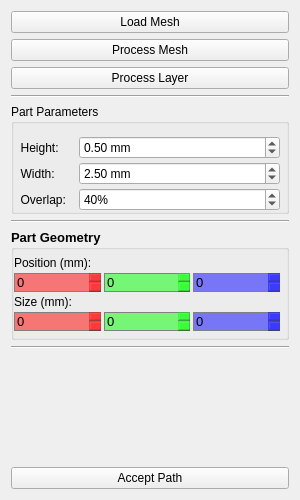
openlmd/proper, file proper_planning/resources/part.ui: the form before one commit.
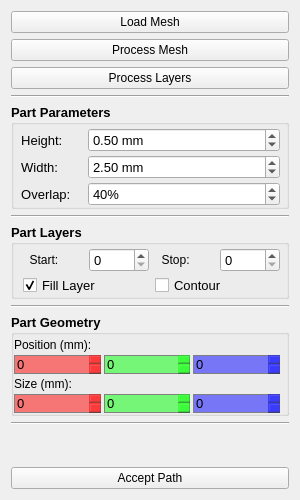
The form after the commit.

```diff
--- a/proper_planning/resources/part.ui
+++ b/proper_planning/resources/part.ui
@@ -10,12 +10,185 @@
     <height>500</height>
    </rect>
   </property>
+  <property name="font">
+   <font>
+    <weight>75</weight>
+    <bold>true</bold>
+   </font>
+  </property>
   <property name="windowTitle">
    <string>Form</string>
   </property>
   <layout class="QGridLayout" name="gridLayout">
+   <item row="7" column="0">
+    <widget class="Line" name="line_4">
+     <property name="orientation">
+      <enum>Qt::Horizontal</enum>
+     </property>
+    </widget>
+   </item>
+   <item row="12" column="0">
+    <widget class="Line" name="line_2">
+     <property name="orientation">
+      <enum>Qt::Horizontal</enum>
+     </property>
+    </widget>
+   </item>
+   <item row="2" column="0">
+    <widget class="QPushButton" name="btnLayers">
+     <property name="font">
+      <font>
+       <weight>50</weight>
+       <bold>false</bold>
+      </font>
+     </property>
+     <property name="text">
+      <string>Process Layers</string>
+     </property>
+    </widget>
+   </item>
+   <item row="8" column="0">
+    <widget class="QGroupBox" name="grpLayers">
+     <property name="font">
+      <font>
+       <pointsize>10</pointsize>
+       <weight>75</weight>
+       <bold>true</bold>
+      </font>
+     </property>
+     <property name="title">
+      <string>Part Layers</string>
+     </property>
+     <property name="checkable">
+      <bool>false</bool>
+     </property>
+     <layout class="QGridLayout" name="gridLayout_2">
+      <property name="topMargin">
+       <number>3</number>
+      </property>
+      <property name="rightMargin">
+       <number>6</number>
+      </property>
+      <property name="bottomMargin">
+       <number>0</number>
+      </property>
+      <property name="horizontalSpacing">
+       <number>6</number>
+      </property>
+      <property name="verticalSpacing">
+       <number>3</number>
+      </property>
+      <item row="0" column="2">
+       <widget class="QLabel" name="lblStop">
+        <property name="font">
+         <font>
+          <pointsize>9</pointsize>
+          <weight>50</weight>
+          <bold>false</bold>
+         </font>
+        </property>
+        <property name="text">
+         <string>  Stop:   </string>
+        </property>
+       </widget>
+      </item>
+      <item row="0" column="0">
+       <widget class="QLabel" name="lblStart">
+        <property name="font">
+         <font>
+          <pointsize>9</pointsize>
+          <weight>50</weight>
+          <bold>false</bold>
+         </font>
+        </property>
+        <property name="text">
+         <string>  Start:   </string>
+        </property>
+       </widget>
+      </item>
+      <item row="0" column="1">
+       <widget class="QDoubleSpinBox" name="sbStart">
+        <property name="font">
+         <font>
+          <weight>50</weight>
+          <bold>false</bold>
+         </font>
+        </property>
+        <property name="decimals">
+         <number>0</number>
+        </property>
+        <property name="maximum">
+         <double>1000.000000000000000</double>
+        </property>
+       </widget>
+      </item>
+      <item row="0" column="3">
+       <widget class="QDoubleSpinBox" name="sbStop">
+        <property name="font">
+         <font>
+          <weight>50</weight>
+          <bold>false</bold>
+         </font>
+        </property>
+        <property name="decimals">
+         <number>0</number>
+        </property>
+        <property name="maximum">
+         <double>1000.000000000000000</double>
+        </property>
+       </widget>
+      </item>
+      <item row="1" column="0" colspan="2">
+       <widget class="QCheckBox" name="chbFill">
+        <property name="font">
+         <font>
+          <weight>50</weight>
+          <bold>false</bold>
+         </font>
+        </property>
+        <property name="layoutDirection">
+         <enum>Qt::LeftToRight</enum>
+        </property>
+        <property name="autoFillBackground">
+         <bool>false</bool>
+        </property>
+        <property name="text">
+         <string>Fill Layer</string>
+        </property>
+        <property name="checked">
+         <bool>true</bool>
+        </property>
+       </widget>
+      </item>
+      <item row="1" column="2" colspan="2">
+       <widget class="QCheckBox" name="chbContour">
+        <property name="font">
+         <font>
+          <weight>50</weight>
+          <bold>false</bold>
+         </font>
+        </property>
+        <property name="layoutDirection">
+         <enum>Qt::LeftToRight</enum>
+        </property>
+        <property name="autoFillBackground">
+         <bool>false</bool>
+        </property>
+        <property name="text">
+         <string>Contour</string>
+        </property>
+       </widget>
+      </item>
+     </layout>
+    </widget>
+   </item>
    <item row="6" column="0">
     <widget class="QGroupBox" name="grpParameters">
+     <property name="font">
+      <font>
+       <pointsize>10</pointsize>
+      </font>
+     </property>
      <property name="title">
       <string>Part Parameters</string>
      </property>
@@ -24,7 +197,7 @@
        <enum>QFormLayout::DontWrapRows</enum>
       </property>
       <property name="horizontalSpacing">
-       <number>3</number>
+       <number>6</number>
       </property>
       <property name="verticalSpacing">
        <number>3</number>
@@ -33,7 +206,7 @@
        <number>0</number>
       </property>
       <property name="topMargin">
-       <number>12</number>
+       <number>3</number>
       </property>
       <property name="rightMargin">
        <number>6</number>
@@ -158,8 +331,21 @@
      </layout>
     </widget>
    </item>
-   <item row="1" column="0">
-    <widget class="QPushButton" name="btnProcessMesh">
+   <item row="15" column="0">
+    <spacer name="verticalSpacer">
+     <property name="orientation">
+      <enum>Qt::Vertical</enum>
+     </property>
+     <property name="sizeHint" stdset="0">
+      <size>
+       <width>20</width>
+       <height>40</height>
+      </size>
+     </property>
+    </spacer>
+   </item>
+   <item row="0" column="0">
+    <widget class="QPushButton" name="btnLoad">
      <property name="minimumSize">
       <size>
        <width>0</width>
@@ -174,15 +360,17 @@
      </property>
      <property name="font">
       <font>
+       <weight>50</weight>
        <italic>false</italic>
+       <bold>false</bold>
       </font>
      </property>
      <property name="text">
-      <string>Process Mesh</string>
+      <string>Load Mesh</string>
      </property>
     </widget>
    </item>
-   <item row="8" column="0">
+   <item row="11" column="0">
     <widget class="QGroupBox" name="grpGeometry">
      <property name="font">
       <font>
@@ -203,13 +391,13 @@
        <number>0</number>
       </property>
       <property name="topMargin">
-       <number>6</number>
+       <number>3</number>
       </property>
       <property name="rightMargin">
        <number>6</number>
       </property>
       <property name="bottomMargin">
-       <number>6</number>
+       <number>0</number>
       </property>
       <item>
        <widget class="QLabel" name="lblPosition">
@@ -470,15 +658,8 @@
      </layout>
     </widget>
    </item>
-   <item row="7" column="0">
-    <widget class="Line" name="line_4">
-     <property name="orientation">
-      <enum>Qt::Horizontal</enum>
-     </property>
-    </widget>
-   </item>
-   <item row="0" column="0">
-    <widget class="QPushButton" name="btnLoad">
+   <item row="16" column="0">
+    <widget class="QPushButton" name="btnAcceptPath">
      <property name="minimumSize">
       <size>
        <width>0</width>
@@ -499,7 +680,7 @@
       </font>
      </property>
      <property name="text">
-      <string>Load Mesh</string>
+      <string>Accept Path</string>
      </property>
     </widget>
    </item>
@@ -510,59 +691,26 @@
      </property>
     </widget>
    </item>
-   <item row="2" column="0">
-    <widget class="QPushButton" name="btnProcessLayer">
-     <property name="text">
-      <string>Process Layer</string>
-     </property>
-    </widget>
-   </item>
    <item row="9" column="0">
-    <widget class="Line" name="line_2">
+    <widget class="Line" name="line_3">
      <property name="orientation">
       <enum>Qt::Horizontal</enum>
      </property>
     </widget>
    </item>
-   <item row="11" column="0">
-    <widget class="QPushButton" name="btnAcceptPath">
-     <property name="minimumSize">
-      <size>
-       <width>0</width>
-       <height>0</height>
-      </size>
-     </property>
-     <property name="maximumSize">
-      <size>
-       <width>16777215</width>
-       <height>16777215</height>
-      </size>
-     </property>
+   <item row="1" column="0">
+    <widget class="QPushButton" name="btnProcessMesh">
      <property name="font">
       <font>
        <weight>50</weight>
-       <italic>false</italic>
        <bold>false</bold>
       </font>
      </property>
      <property name="text">
-      <string>Accept Path</string>
+      <string>Process Mesh</string>
      </property>
     </widget>
    </item>
-   <item row="10" column="0">
-    <spacer name="verticalSpacer">
-     <property name="orientation">
-      <enum>Qt::Vertical</enum>
-     </property>
-     <property name="sizeHint" stdset="0">
-      <size>
-       <width>20</width>
-       <height>40</height>
-      </size>
-     </property>
-    </spacer>
-   </item>
   </layout>
  </widget>
  <resources/>
```
